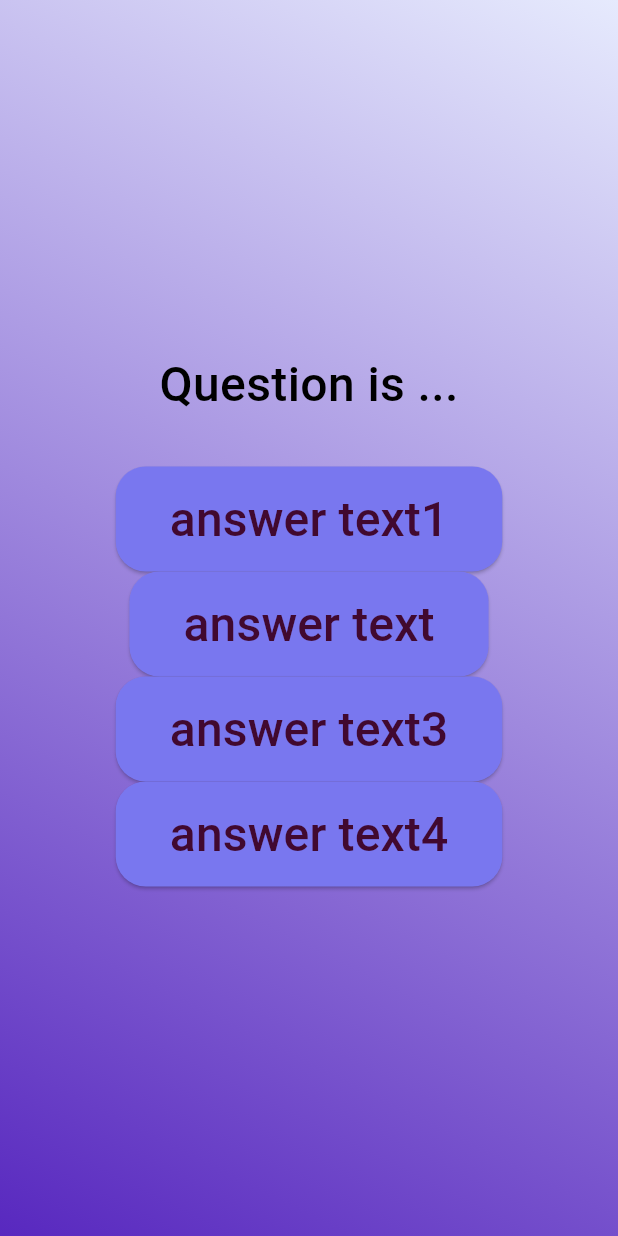
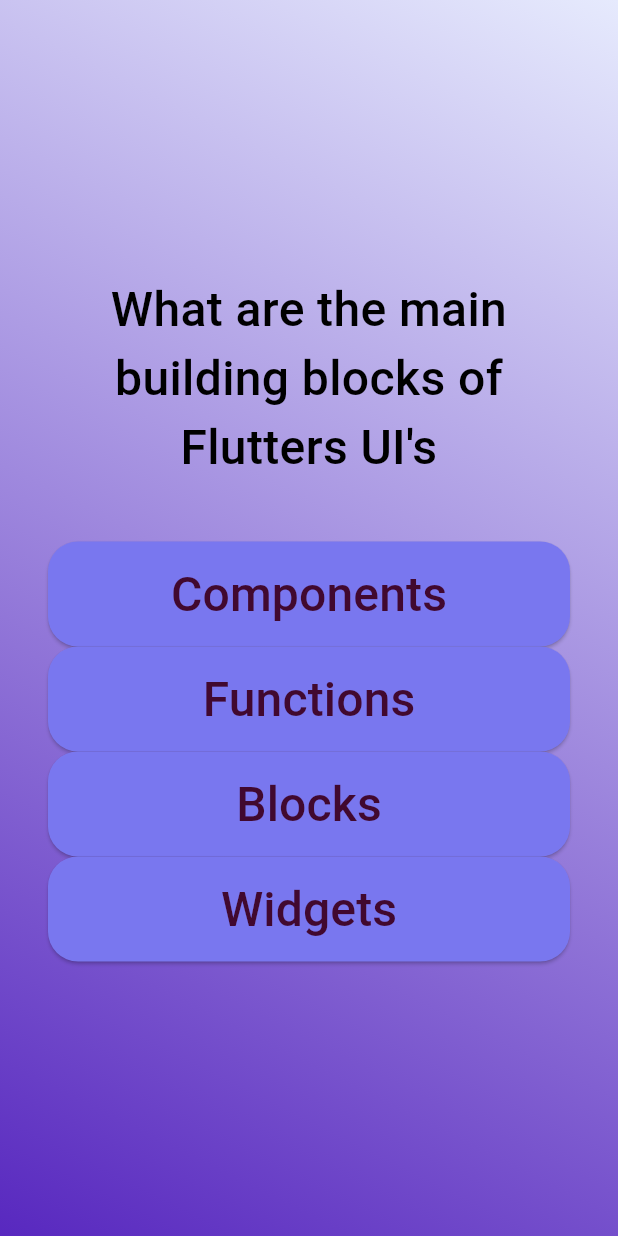
Before and after one commit to FaheemAhmed5525/QuizAppWithFlutter, a Flutter app: the screen it shows after launch, after a tap on "Start Quiz", on a phone screen of 412 x 824 dp. Run offline on Flutter 3.47's test engine with Material 3 defaults, Android fonts, the phone set to English and light mode, and no system bars.

Commit message:
question loading machanism completed

```diff
--- a/lib/models/quiz_question.dart
+++ b/lib/models/quiz_question.dart
@@ -4,4 +4,10 @@ class QuizQuestion {
 
   final String text;
   final List<String> answers;
+
+  List<String> getShuffledAnswers() {
+    final shuffledList = List.of(answers);
+    shuffledList.shuffle();
+    return shuffledList;
+  }
 }
--- a/lib/questions_screen.dart
+++ b/lib/questions_screen.dart
@@ -1,6 +1,6 @@
 import 'package:flutter/material.dart';
 import 'package:quiz_app/answer_button.dart';
-import 'package:quiz_app/answer_button.dart';
+import 'package:quiz_app/data/questions.dart';
 
 class QuestionsScreen extends StatefulWidget {
   const QuestionsScreen({super.key});
@@ -12,36 +12,40 @@ class QuestionsScreen extends StatefulWidget {
 }
 
 class _QuizScreenState extends State<QuestionsScreen> {
+  var currentQuestionIndex = 0;
+
+  void answerQuestion() {
+    setState(() {
+      currentQuestionIndex += 1;
+    });
+  }
+
   @override
   Widget build(context) {
+    final currentQuestion = questions[currentQuestionIndex];
+
     return SizedBox(
       width: double.infinity,
+      child: Container(
+        margin: EdgeInsets.all(32),
         child: Column(
           mainAxisAlignment: MainAxisAlignment.center,
+          crossAxisAlignment: CrossAxisAlignment.stretch,
           children: [
-          Text("Question is ...",
-              style: TextStyle(
+            Text(currentQuestion.text,
+                style: const TextStyle(
                     color: Colors.black,
                     fontSize: 32,
-                  fontWeight: FontWeight.w500)),
-          SizedBox(height: 32),
-          AnswerButton(
-            answerText: "answer text1",
-            onTap: () {}
+                    fontWeight: FontWeight.w500
                 ),
-          AnswerButton(
-            answerText: "answer text",
-            onTap: () {}
+                textAlign: TextAlign.center,
             ),
-          AnswerButton(
-            answerText: "answer text3",
-            onTap: () {}
+            SizedBox(height: 40),
+            ...currentQuestion.getShuffledAnswers().map((item) {
+              return AnswerButton(answerText: item, onTap: answerQuestion);
+            })
+          ],
         ),
-          AnswerButton(
-            answerText: "answer text4",
-            onTap: () {}
-          )
-        ],
       ),
     );
   }
```
Lines whose indentation alone changed are shown as unchanged.
